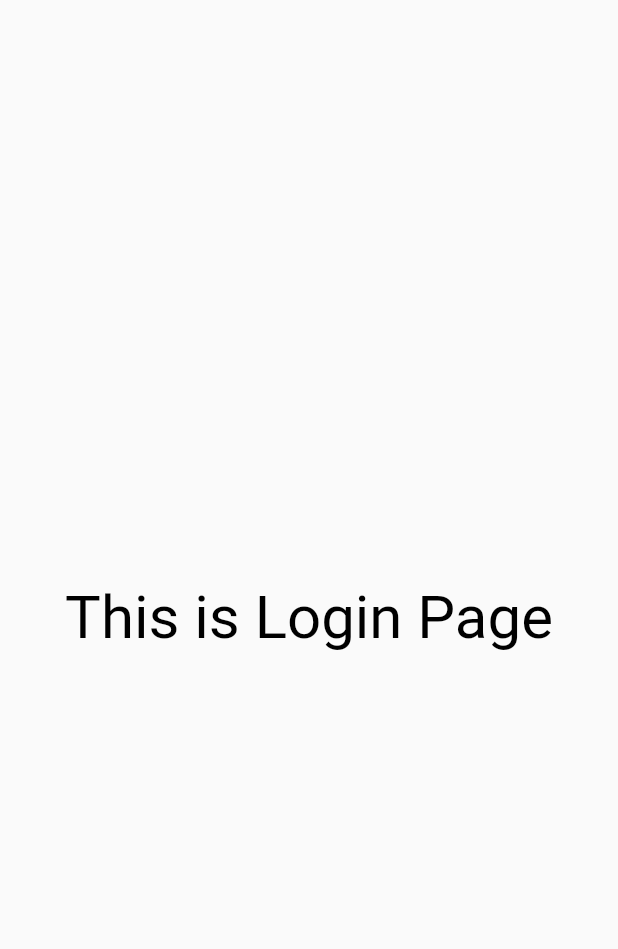
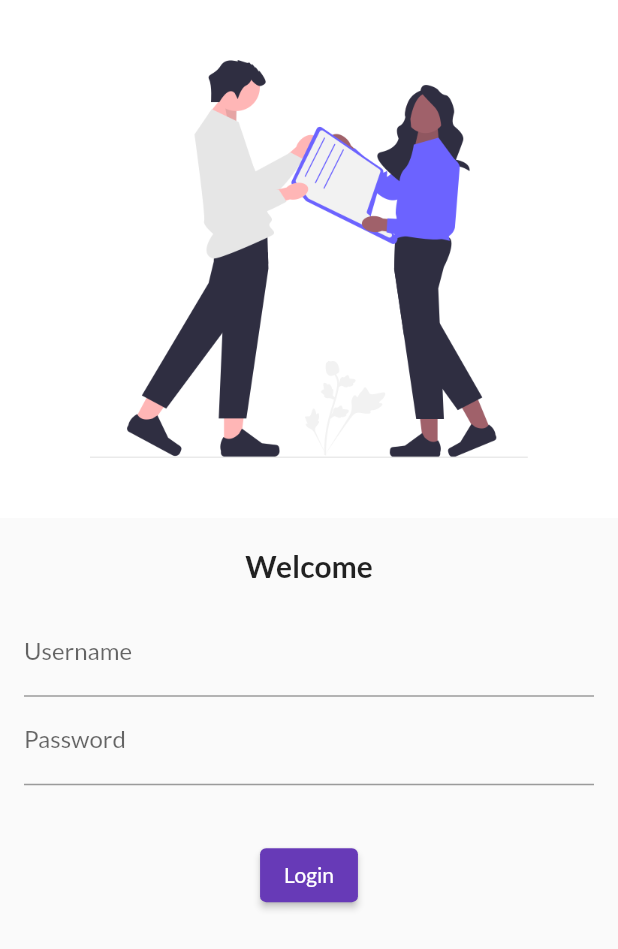
Before and after one commit to parth1010444/30daysOfFlutter, a Flutter app: the screen it shows after launch, on a phone screen of 412 x 824 dp. Shown: the top 949 px of the screen. Run offline on Flutter 3.47's test engine with Material 2 defaults, Android fonts, the phone set to English and light mode, and no system bars; our stand-ins replace google_fonts.

Commit message:
day 4 done

```diff
--- a/lib/main.dart
+++ b/lib/main.dart
@@ -1,6 +1,7 @@
 import 'package:flutter/material.dart';
 import 'package:flutter_catalog/pages/home_page.dart';
 import 'package:flutter_catalog/pages/login_page.dart';
+import 'package:google_fonts/google_fonts.dart';
 
 void main() {
   runApp(MyApp());
@@ -14,7 +15,10 @@ class MyApp extends StatelessWidget {
     return MaterialApp(
       // home: Homepage(),
       themeMode: ThemeMode.light,
-      theme: ThemeData(primarySwatch: Colors.deepPurple),
+      theme: ThemeData(
+        primarySwatch: Colors.deepPurple,
+        fontFamily: GoogleFonts.lato().fontFamily,
+      ),
       darkTheme: ThemeData(brightness: Brightness.dark),
       routes: {
         "/": (context) => LoginPage(),
--- a/lib/pages/login_page.dart
+++ b/lib/pages/login_page.dart
@@ -7,11 +7,48 @@ class LoginPage extends StatelessWidget {
 
   @override
   Widget build(BuildContext context) {
-    return const Material(
-      child: Center(
-        child: Text(
-          "This is Login Page",
-          style: TextStyle(fontSize: 40, color: Colors.black),
+    return Scrollbar(
+      child: Material(
+        child: Column(
+          children: [
+            Image.asset(
+              "assets/images/login_image2.png",
+              fit: BoxFit.cover,
+            ),
+            const SizedBox(
+              height: 20.0,
+            ),
+            const Text(
+              "Welcome",
+              style: TextStyle(fontSize: 20, fontWeight: FontWeight.bold),
+            ),
+            Padding(
+              padding: const EdgeInsets.all(16.0),
+              child: Column(
+                children: [
+                  TextFormField(
+                    decoration: const InputDecoration(
+                        hintText: "Enter username", labelText: "Username"),
+                  ),
+                  TextFormField(
+                    obscureText: true,
+                    decoration: const InputDecoration(
+                        hintText: "Enter password", labelText: "Password"),
+                  )
+                ],
+              ),
+            ),
+            SizedBox(
+              height: 20.0,
+            ),
+            ElevatedButton(
+              child: Text("Login"),
+              style: TextButton.styleFrom(),
+              onPressed: () {
+                print("object");
+              },
+            )
+          ],
         ),
       ),
     );
```
Also changed, not shown: pubspec.yaml (+4 -5 lines), assets/images/login_image.png (added), assets/images/login_image2.png (added), pubspec.lock.
